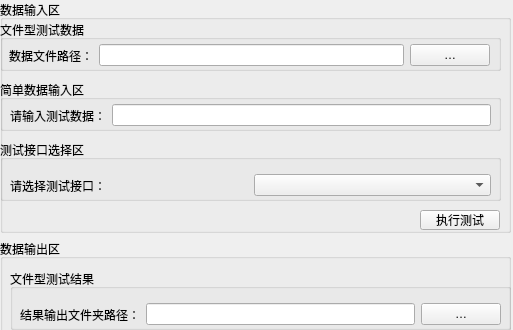
wchf214/GUL, file GULTestTool/mainwindow.ui: the form before one commit; both pictures show x 0 to 513 and y 0 to 330 of the 513 by 493 pixel window.
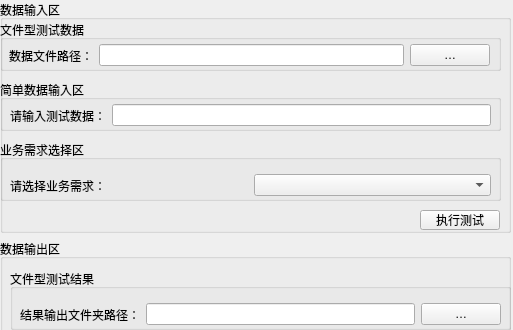
The form after the commit.

Patch:
```diff
--- a/GULTestTool/mainwindow.ui
+++ b/GULTestTool/mainwindow.ui
@@ -116,7 +116,7 @@
          </rect>
         </property>
         <property name="title">
-         <string>测试接口选择区</string>
+         <string>业务需求选择区</string>
         </property>
         <widget class="QWidget" name="horizontalLayoutWidget_3">
          <property name="geometry">
@@ -131,7 +131,7 @@
           <item>
            <widget class="QLabel" name="label_3">
             <property name="text">
-             <string>请选择测试接口：</string>
+             <string>请选择业务需求：</string>
             </property>
            </widget>
           </item>
```
